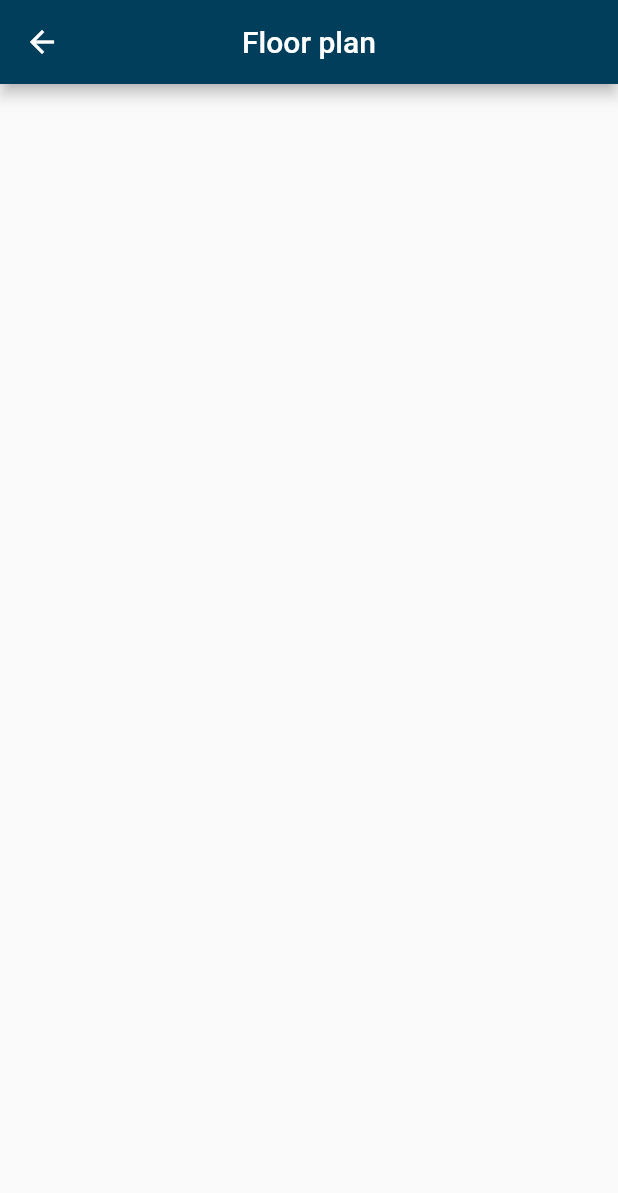
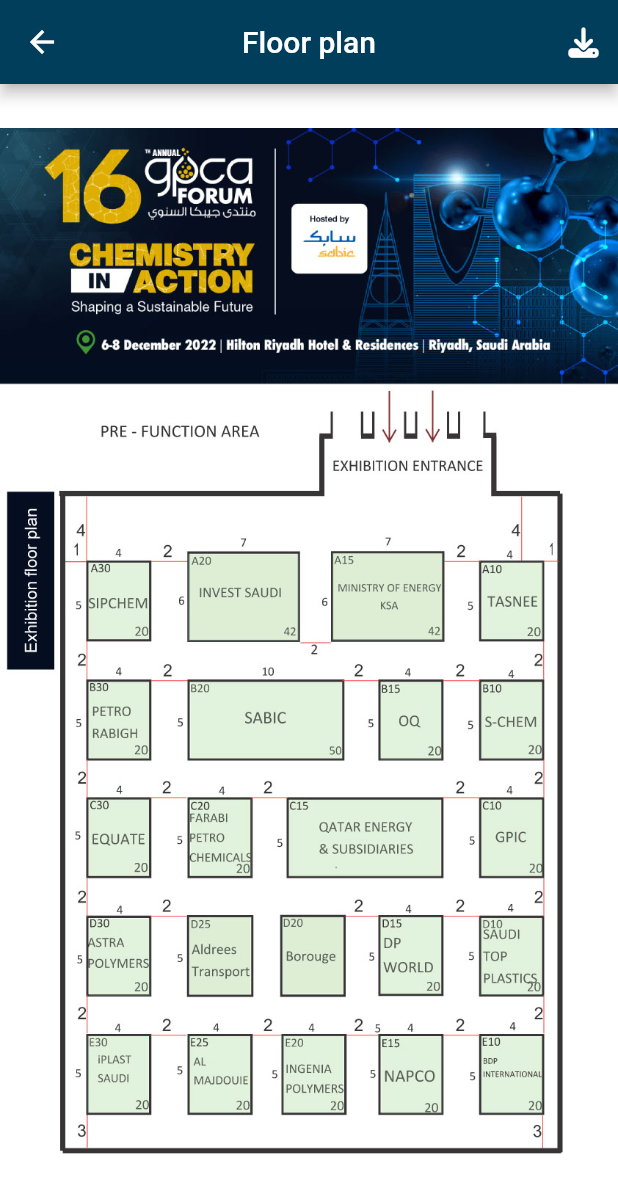
Before and after one commit to ajcandelariaa/flutter-gpca-networking, a Flutter app: the FloorPlanScreen screen opened by its route, on a phone screen of 412 x 824 dp. Shown: the top 1193 px of the screen. Run offline on Flutter 3.47's test engine with Material 2 defaults, Android fonts, the phone set to English and light mode, and no system bars; drawn by our look-alikes of photo_view; our stand-ins replace badges, flutter_html, font_awesome_flutter, webview_flutter.

Commit message:
floorplan added

```diff
--- a/lib/screens/event/floor_plan/floor_plan_screen.dart
+++ b/lib/screens/event/floor_plan/floor_plan_screen.dart
@@ -1,4 +1,6 @@
 import 'package:flutter/material.dart';
+import 'package:font_awesome_flutter/font_awesome_flutter.dart';
+import 'package:photo_view/photo_view.dart';
 
 class FloorPlanScreen extends StatelessWidget {
   const FloorPlanScreen({Key? key}) : super(key: key);
@@ -8,8 +10,32 @@
   Widget build(BuildContext context) {
     return Scaffold(
       appBar: AppBar(
-        title: Text('Floor plan'),
+        title: const Text('Floor plan'),
         centerTitle: true,
+        actions: [
+          InkWell(
+            child: Container(
+              margin: const EdgeInsets.only(right: 13),
+              child: const Icon(
+                FontAwesomeIcons.download,
+                size: 20,
+              ),
+            ),
+          ),
+        ],
+      ),
+      body: SizedBox(
+        width: double.infinity,
+        child: PhotoView(
+          initialScale: PhotoViewComputedScale.covered,
+          basePosition: Alignment.topCenter,
+          backgroundDecoration: const BoxDecoration(
+            color: Colors.white,
+          ),
+          imageProvider: const AssetImage(
+            'assets/images/sample_floor_plan.jpg',
+          ),
+        ),
       ),
     );
   }
--- a/pubspec.yaml
+++ b/pubspec.yaml
@@ -43,6 +43,7 @@
   webview_flutter: ^2.0.4
   url_launcher: ^6.1.6
   font_awesome_flutter: ^10.2.1
+  photo_view: ^0.14.0
 
 
 dev_dependencies:
@@ -76,6 +77,7 @@
     - assets/images/gpca-networking-logo.png
     - assets/images/gpca-networking-logo-inverted.png
     - assets/images/sample_user.jpeg
+    - assets/images/sample_floor_plan.jpg
 
   # An image asset can refer to one or more resolution-specific "variants", see
   # https://flutter.dev/assets-and-images/#resolution-aware
```
Also changed, not shown: lib/widgets/login_form.dart (+15 -0 lines), assets/images/sample_floor_plan.jpg (added), pubspec.lock.
